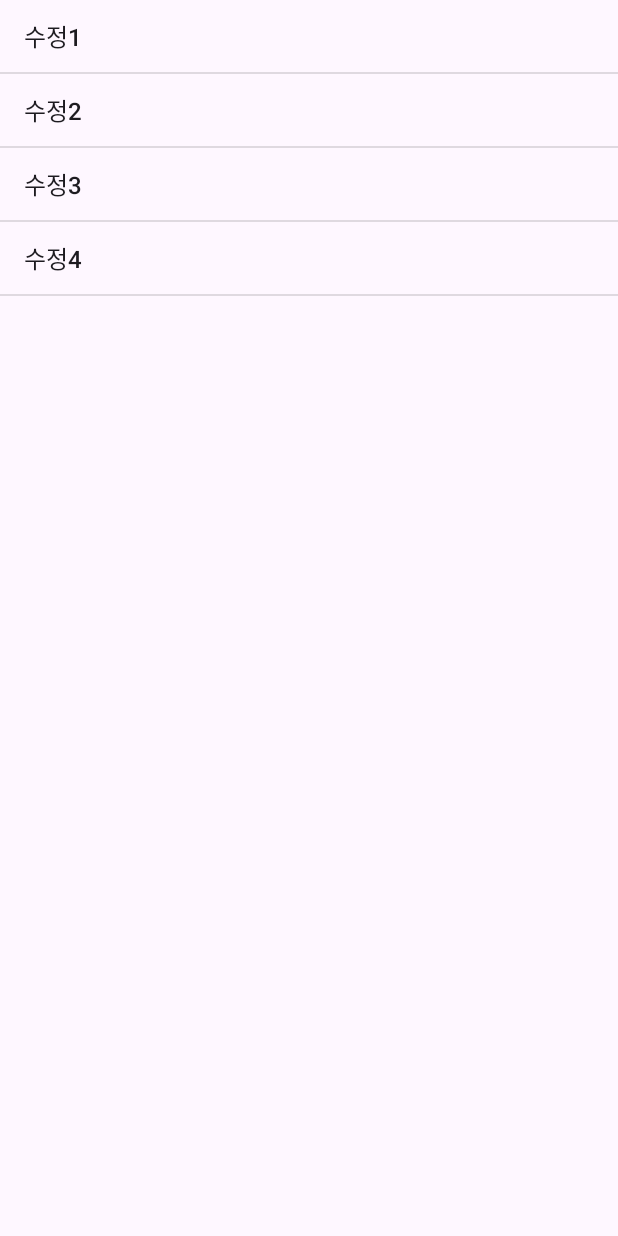
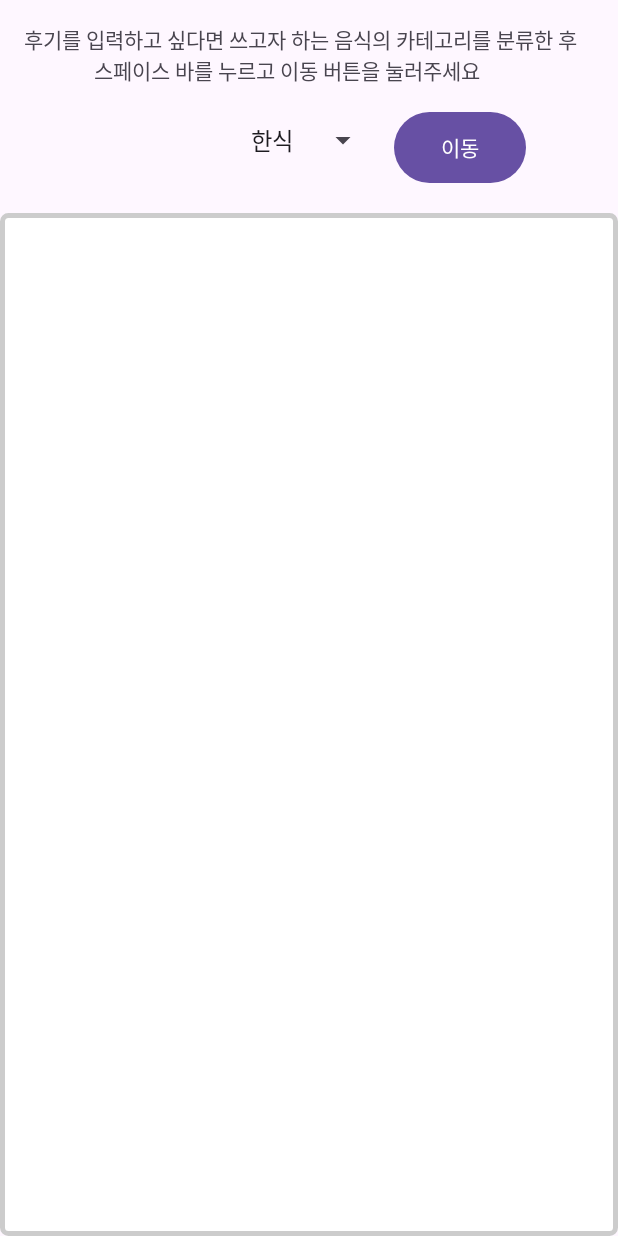
Before and after one commit to Imyw00/roadforsujeong, an Android app: the RealRevw screen opened directly, with no data from a screen before it, on a phone screen of 412 x 824 dp. Run offline under Robolectric (Android 15) with nearby library versions, the phone set to English and light mode, and no system bars.

Commit message:
Jeon Commit

```diff
--- a/app/src/main/AndroidManifest.xml
+++ b/app/src/main/AndroidManifest.xml
@@ -60,6 +60,10 @@
             android:name=".rvAdapter"
             android:exported="false" />
 
+        <activity
+            android:name=".WriteReviewActivity"
+            android:exported="false" />
+
 
 
 
--- a/app/src/main/java/com/example/Start_Screen/RealRevw.java
+++ b/app/src/main/java/com/example/Start_Screen/RealRevw.java
@@ -1,36 +1,117 @@
 package com.example.Start_Screen;
 
+import android.content.Intent;
+import android.os.Bundle;
+import android.view.View;
+import android.widget.AdapterView;
+import android.widget.ArrayAdapter;
+import android.widget.Button;
+import android.widget.Spinner;
 import androidx.appcompat.app.AppCompatActivity;
-
-import android.os.Bundle;
-import android.widget.ArrayAdapter;
-import android.widget.ListView;
-
-import com.example.Start_Screen.R;
+import androidx.recyclerview.widget.LinearLayoutManager;
+import androidx.recyclerview.widget.RecyclerView;
 
 import java.util.ArrayList;
+import java.util.HashMap;
 import java.util.List;
+import java.util.Map;
 
 public class RealRevw extends AppCompatActivity {
 
-    private ListView list_sample;
+    private Spinner categorySpinner;
+    private RecyclerView reviewRecyclerView;
+    private ReviewAdapter reviewAdapter;
+    private Map<String, List<String>> reviewMap = new HashMap<>(); // 카테고리별 리뷰 데이터 저장
+    private Button submitReviewButton; // 작성 양식을 없애고 버튼만 사용
+    private String selectedCategory;
 
     @Override
     protected void onCreate(Bundle savedInstanceState) {
         super.onCreate(savedInstanceState);
         setContentView(R.layout.activity_realrevw);
 
-        list_sample=(ListView) findViewById(R.id.list_sample);
+        // 레이아웃 요소 초기화
+        categorySpinner = findViewById(R.id.categorySpinner);
+        reviewRecyclerView = findViewById(R.id.reviewRecyclerView);
+        submitReviewButton = findViewById(R.id.submitReviewButton); // 작성 양식을 없애고 버튼만 사용
 
-        List<String> data=new ArrayList<>();
+        // 스피너에 카테고리 목록 설정
+        ArrayAdapter<CharSequence> adapter = ArrayAdapter.createFromResource(
+                this, R.array.categories_array, android.R.layout.simple_spinner_item);
+        adapter.setDropDownViewResource(android.R.layout.simple_spinner_dropdown_item);
+        categorySpinner.setAdapter(adapter);
 
-        ArrayAdapter<String> adapter =new ArrayAdapter<>(this, android.R.layout.simple_list_item_1,data);
-        list_sample.setAdapter(adapter);
+        // 리사이클러뷰 설정
+        reviewAdapter = new ReviewAdapter();
+        reviewRecyclerView.setLayoutManager(new LinearLayoutManager(this));
+        reviewRecyclerView.setAdapter(reviewAdapter);
 
-        data.add("수정1");
-        data.add("수정2");
-        data.add("수정3");
-        data.add("수정4");
-        adapter.notifyDataSetChanged();
+        // 리사이클러뷰 클릭 이벤트 처리
+        reviewRecyclerView.addOnItemTouchListener(new RecyclerItemClickListener(this, reviewRecyclerView,
+                new RecyclerItemClickListener.OnItemClickListener() {
+                    @Override
+                    public void onItemClick(View view, int position) {
+                        String selectedReview = reviewAdapter.getReviewData().get(position);
+                        // TODO: 선택된 후기에 대한 처리 추가 (예: 상세 화면으로 이동)
+                    }
+                }));
+
+        // 스피너 아이템 선택 시 리스너 설정
+        categorySpinner.setOnItemSelectedListener(new AdapterView.OnItemSelectedListener() {
+            @Override
+            public void onItemSelected(AdapterView<?> parent, View view, int position, long id) {
+                selectedCategory = parent.getItemAtPosition(position).toString();
+                updateRecyclerView(selectedCategory);
+            }
+
+            @Override
+            public void onNothingSelected(AdapterView<?> parent) {
+                // 아무 동작 필요 없음
+            }
+        });
+
+        // 등록 버튼 클릭 리스너 설정
+        submitReviewButton.setOnClickListener(new View.OnClickListener() {
+            @Override
+            public void onClick(View v) {
+                startWriteReviewActivity(selectedCategory);
+            }
+        });
+    }
+
+    private void updateRecyclerView(String selectedCategory) {
+        List<String> reviewData = reviewMap.get(selectedCategory);
+        if (reviewData == null) {
+            reviewData = new ArrayList<>();
+            reviewMap.put(selectedCategory, reviewData);
+        }
+        reviewAdapter.setReviewData(reviewData);
+    }
+
+    public void startWriteReviewActivity(String selectedCategory) {
+        Intent intent = new Intent(this, WriteReviewActivity.class);
+        intent.putExtra("selectedCategory", selectedCategory);
+        startActivityForResult(intent, REQUEST_WRITE_REVIEW);
+    }
+
+    private static final int REQUEST_WRITE_REVIEW = 1;
+
+    @Override
+    protected void onActivityResult(int requestCode, int resultCode, Intent data) {
+        super.onActivityResult(requestCode, resultCode, data);
+
+        if (requestCode == REQUEST_WRITE_REVIEW && resultCode == RESULT_OK) {
+            String newReview = data.getStringExtra("newReview");
+            if (newReview != null && !newReview.isEmpty()) {
+                String selectedCategory = data.getStringExtra("selectedCategory");
+                List<String> reviewData = reviewMap.get(selectedCategory);
+                if (reviewData == null) {
+                    reviewData = new ArrayList<>();
+                    reviewMap.put(selectedCategory, reviewData);
+                }
+                reviewData.add(newReview);
+                updateRecyclerView(selectedCategory);
+            }
+        }
     }
 }
--- /dev/null
+++ b/app/src/main/java/com/example/Start_Screen/RecyclerItemClickListener.java
@@ -0,0 +1,49 @@
+package com.example.Start_Screen;
+
+import android.content.Context;
+import android.view.GestureDetector;
+import android.view.MotionEvent;
+import android.view.View;
+
+import androidx.annotation.NonNull;
+import androidx.recyclerview.widget.RecyclerView;
+
+public class RecyclerItemClickListener implements RecyclerView.OnItemTouchListener {
+
+    private OnItemClickListener mListener;
+    private GestureDetector mGestureDetector;
+
+    public interface OnItemClickListener {
+        void onItemClick(View view, int position);
+    }
+
+    public RecyclerItemClickListener(Context context, final RecyclerView recyclerView, OnItemClickListener listener) {
+        mListener = listener;
+        mGestureDetector = new GestureDetector(context, new GestureDetector.SimpleOnGestureListener() {
+            @Override
+            public boolean onSingleTapUp(MotionEvent e) {
+                return true;
+            }
+        });
+    }
+
+    @Override
+    public boolean onInterceptTouchEvent(@NonNull RecyclerView rv, @NonNull MotionEvent e) {
+        View childView = rv.findChildViewUnder(e.getX(), e.getY());
+        if (childView != null && mListener != null && mGestureDetector.onTouchEvent(e)) {
+            mListener.onItemClick(childView, rv.getChildAdapterPosition(childView));
+            return true;
+        }
+        return false;
+    }
+
+    @Override
+    public void onTouchEvent(@NonNull RecyclerView rv, @NonNull MotionEvent e) {
+        // 필요하지 않은 경우 아무 동작 필요 없음
+    }
+
+    @Override
+    public void onRequestDisallowInterceptTouchEvent(boolean disallowIntercept) {
+        // 필요하지 않은 경우 아무 동작 필요 없음
+    }
+}
--- /dev/null
+++ b/app/src/main/java/com/example/Start_Screen/ReviewAdapter.java
@@ -0,0 +1,59 @@
+package com.example.Start_Screen;
+
+import android.view.LayoutInflater;
+import android.view.View;
+import android.view.ViewGroup;
+import android.widget.TextView;
+
+import androidx.annotation.NonNull;
+import androidx.recyclerview.widget.RecyclerView;
+
+import java.util.ArrayList;
+import java.util.List;
+
+public class ReviewAdapter extends RecyclerView.Adapter<ReviewAdapter.ReviewViewHolder> {
+
+    private List<String> reviewData = new ArrayList<>();
+
+    @NonNull
+    @Override
+    public ReviewViewHolder onCreateViewHolder(@NonNull ViewGroup parent, int viewType) {
+        View itemView = LayoutInflater.from(parent.getContext())
+                .inflate(R.layout.item_review, parent, false); // 수정된 레이아웃 이름 사용
+        return new ReviewViewHolder(itemView);
+    }
+
+    @Override
+    public void onBindViewHolder(@NonNull ReviewViewHolder holder, int position) {
+        String review = reviewData.get(position);
+        holder.reviewTextView.setText(review);
+    }
+
+    @Override
+    public int getItemCount() {
+        return reviewData.size();
+    }
+
+    public void setReviewData(List<String> data) {
+        reviewData = data;
+        notifyDataSetChanged();
+    }
+
+    public List<String> getReviewData() {
+        return reviewData;
+    }
+
+    public void addReview(String review) {
+        reviewData.add(review);
+        notifyDataSetChanged();
+    }
+
+    static class ReviewViewHolder extends RecyclerView.ViewHolder {
+        TextView reviewTextView;
+
+        ReviewViewHolder(@NonNull View itemView) {
+            super(itemView);
+            reviewTextView = itemView.findViewById(R.id.textViewReview); // 수정된 뷰 ID 사용
+        }
+    }
+}
--- a/app/src/main/java/com/example/Start_Screen/TodayRecom.java
+++ b/app/src/main/java/com/example/Start_Screen/TodayRecom.java
@@ -22,7 +22,7 @@ public class TodayRecom extends AppCompatActivity {
     @Override
     protected void onCreate(Bundle savedInstanceState) {
         super.onCreate(savedInstanceState);
-        setContentView(R.layout.activity_main);
+        setContentView(R.layout.activity_todayrecom);
 
         RecyclerView recyclerView = findViewById(R.id.rv);
         recyclerView.setLayoutManager(new LinearLayoutManager(this, LinearLayoutManager.VERTICAL, false));
--- /dev/null
+++ b/app/src/main/res/drawable/recyclerview_border.xml
@@ -0,0 +1,7 @@
+<?xml version="1.0" encoding="utf-8"?>
+<shape xmlns:android="http://schemas.android.com/apk/res/android">
+    <solid android:color="#FFFFFF" /> <!-- 배경 색상 설정 -->
+    <stroke android:color="#CCCCCC" android:width="3dp" /> <!-- 테두리 선 색상 및 두께 설정 -->
+    <corners android:radius="4dp" /> <!-- 모서리 둥글기 설정 -->
+
+</shape>
--- a/app/src/main/res/layout/activity_realrevw.xml
+++ b/app/src/main/res/layout/activity_realrevw.xml
@@ -1,15 +1,45 @@
 <?xml version="1.0" encoding="utf-8"?>
-<LinearLayout xmlns:android="http://schemas.android.com/apk/res/android"
-    xmlns:tools="http://schemas.android.com/tools"
+<RelativeLayout xmlns:android="http://schemas.android.com/apk/res/android"
     android:layout_width="match_parent"
-    android:layout_height="match_parent"
-    android:orientation="vertical"
-    tools:context=".RealRevw">
+    android:layout_height="match_parent">
 
+    <TextView
+        android:id="@+id/writeEditText"
+        android:layout_width="match_parent"
+        android:layout_height="wrap_content"
+        android:layout_alignParentTop="true"
+        android:layout_marginTop="16dp"
+        android:layout_marginStart="16dp"
+        android:layout_marginEnd="16dp"
+        android:text="후기를 입력하고 싶다면 쓰고자 하는 음식의 카테고리를 분류한 후 \n              스페이스 바를 누르고 이동 버튼을 눌러주세요" />
 
-    <ListView
-        android:id="@+id/list_sample"
+    <Button
+        android:id="@+id/submitReviewButton"
+        android:layout_width="wrap_content"
+        android:layout_height="55dp"
+        android:layout_below="@id/writeEditText"
+        android:layout_toEndOf="@id/categorySpinner"
+        android:layout_centerHorizontal="true"
+        android:layout_marginTop="13dp"
+        android:layout_marginStart="10dp"
+        android:text="이동" />
+
+    <Spinner
+        android:id="@+id/categorySpinner"
+        android:layout_width="wrap_content"
+        android:layout_height="wrap_content"
+        android:layout_below="@id/writeEditText"
+        android:layout_centerHorizontal="true"
+        android:layout_marginTop="24dp"
+        />
+
+    <androidx.recyclerview.widget.RecyclerView
+        android:id="@+id/reviewRecyclerView"
         android:layout_width="match_parent"
-        android:layout_height="match_parent" />
+        android:layout_height="match_parent"
+        android:layout_below="@id/submitReviewButton"
+        android:layout_marginTop="16dp"
+        android:padding="16dp"
+        android:background="@drawable/recyclerview_border" />
 
-</LinearLayout>
+</RelativeLayout>
--- a/app/src/main/res/values/strings.xml
+++ b/app/src/main/res/values/strings.xml
@@ -1,3 +1,8 @@
-<resources>
+<resources xmlns:android="http://schemas.android.com/apk/res/android">
     <string name="app_name">Start_Screen</string>
+    <string-array name="categories_array">
+        <item>한식</item>
+        <item>중식</item>
+        <item>일식</item>
+    </string-array>
 </resources>
```
Also changed, not shown: app/src/main/java/com/example/Start_Screen/Review.java (added, +50 -0 lines), app/src/main/java/com/example/Start_Screen/WriteReviewActivity.java (added, +62 -0 lines), app/src/main/java/com/example/Start_Screen/certification.java (+21 -2 lines), app/src/main/res/drawable/ic_back_arrow.xml (added, +10 -0 lines), app/src/main/res/layout/activity_certification.xml (+36 -3 lines), app/src/main/res/layout/activity_write_review.xml (added, +33 -0 lines), app/src/main/res/layout/item_review.xml (added, +13 -0 lines), app/src/main/res/mipmap-hdpi/ic_launcher_foreground.png (added), app/src/main/res/mipmap-mdpi/ic_launcher_foreground.png (added), app/src/main/res/mipmap-xhdpi/ic_launcher_foreground.png (added), app/src/main/res/mipmap-xxhdpi/ic_launcher_foreground.png (added), app/src/main/res/mipmap-xxxhdpi/ic_launcher_foreground.png (added).
